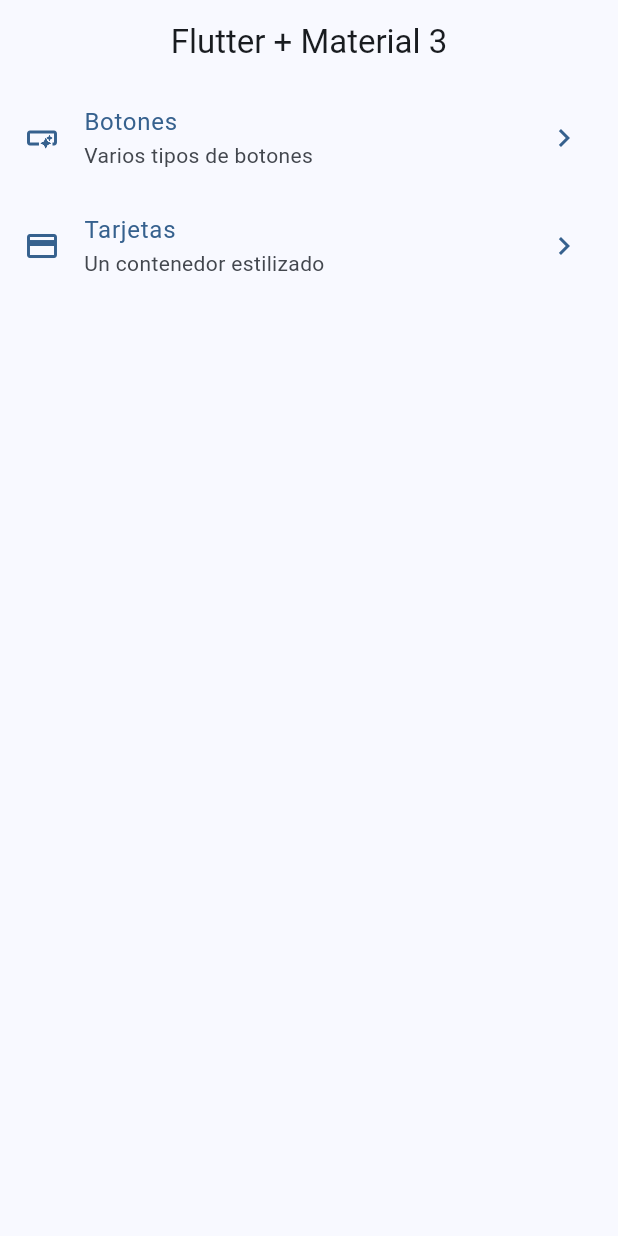
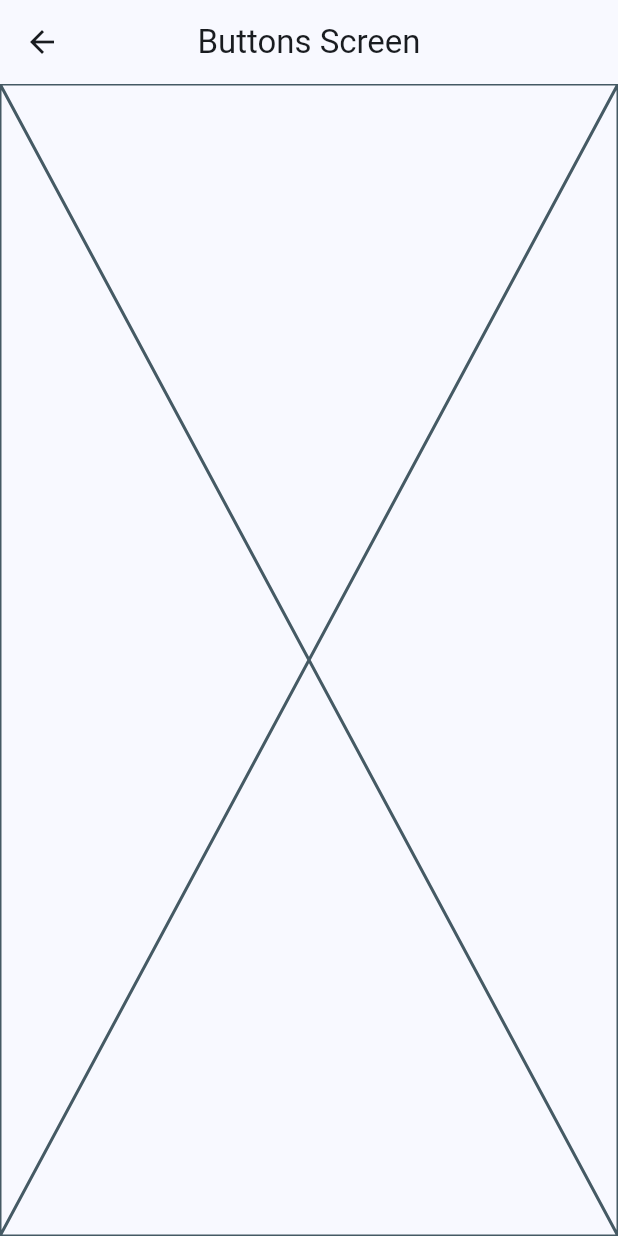
Before and after one commit to devnud/widgets_app, a Flutter app: the screen it shows after launch, after a tap on "Botones", on a phone screen of 412 x 824 dp. Run offline on Flutter 3.47's test engine with Material 3 defaults, Android fonts, the phone set to English and light mode, and no system bars.

```diff
--- a/lib/config/menu/menu_items.dart
+++ b/lib/config/menu/menu_items.dart
@@ -24,7 +24,7 @@ const appMenuItems = <MenuItems>[
   MenuItems(
     title: 'Tarjetas',
     subTitle: 'Un contenedor estilizado',
-    link: '/card',
+    link: '/cards',
     icon: Icons.credit_card,
   ),
 ];
--- a/lib/main.dart
+++ b/lib/main.dart
@@ -1,6 +1,7 @@
 import 'package:flutter/material.dart';
 import 'package:widgets_app/config/theme/app_theme.dart';
-import 'package:widgets_app/presentation/screens/home/home_screen.dart';
+import 'package:widgets_app/presentation/screens/buttons/buttons_screen.dart';
+import 'package:widgets_app/presentation/screens/screens.dart';
 
 void main() {
   runApp(const MainApp());
@@ -15,6 +16,9 @@ class MainApp extends StatelessWidget {
       debugShowCheckedModeBanner: false,
       theme: AppTheme(selectecColor: 2).getTheme(),
       home: const HomeScreen(),
+      routes: {
+        '/buttons': (context) => const ButtonsScreen(),
+        '/cards': (context) => const CardsScreen(),},
     );
   }
 }
--- /dev/null
+++ b/lib/presentation/screens/buttons/buttons_screen.dart
@@ -0,0 +1,15 @@
+import 'package:flutter/material.dart';
+
+class ButtonsScreen extends StatelessWidget {
+  const ButtonsScreen({super.key});
+
+  @override
+  Widget build(BuildContext context) {
+    return Scaffold(
+      appBar: AppBar(
+        title: const Text('Buttons Screen'),
+      ),
+      body: const Placeholder(),
+    );
+  }
+}
--- /dev/null
+++ b/lib/presentation/screens/cards/cards_screen.dart
@@ -0,0 +1,15 @@
+import 'package:flutter/material.dart';
+
+class CardsScreen extends StatelessWidget {
+  const CardsScreen({super.key});
+
+  @override
+  Widget build(BuildContext context) {
+    return Scaffold(
+      appBar: AppBar(
+        title: const Text('Cards Screen'),
+      ),
+      body: const Placeholder(),
+    );
+  }
+}
--- a/lib/presentation/screens/home/home_screen.dart
+++ b/lib/presentation/screens/home/home_screen.dart
@@ -1,5 +1,7 @@
 import 'package:flutter/material.dart';
 import 'package:widgets_app/config/menu/menu_items.dart';
+import 'package:widgets_app/presentation/screens/buttons/buttons_screen.dart';
+import 'package:widgets_app/presentation/screens/cards/cards_screen.dart';
 
 class HomeScreen extends StatelessWidget {
   const HomeScreen({super.key});
@@ -37,14 +39,28 @@ class _CustomListTile extends StatelessWidget {
 
   @override
   Widget build(BuildContext context) {
-    final colors = Theme.of(context).colorScheme;
+    final colors = Theme.of(context).colorScheme.primary;
     return ListTile(
-      title: Text(item.title, style: TextStyle(color: colors.primary),),
+      title: Text(
+        item.title,
+        style: TextStyle(color: colors),
+      ),
       subtitle: Text(item.subTitle),
-      leading: Icon(item.icon, color: colors.primary,),
-      trailing: Icon(Icons.chevron_right, color: colors.primary,),
+      leading: Icon(
+        item.icon,
+        color: colors,
+      ),
+      trailing: Icon(
+        Icons.chevron_right,
+        color: colors,
+      ),
       onTap: () {
-        // Todo: Navegar a la ruta
+        // Navigator.of(context).push(
+        //   MaterialPageRoute(
+        //     builder: (context) => const ButtonsScreen(),
+        //   ),
+        // );
+        Navigator.of(context).pushNamed(item.link);
       },
     );
   }
--- /dev/null
+++ b/lib/presentation/screens/screens.dart
@@ -0,0 +1,2 @@
+export 'package:widgets_app/presentation/screens/cards/cards_screen.dart';
+export 'package:widgets_app/presentation/screens/home/home_screen.dart';
```
